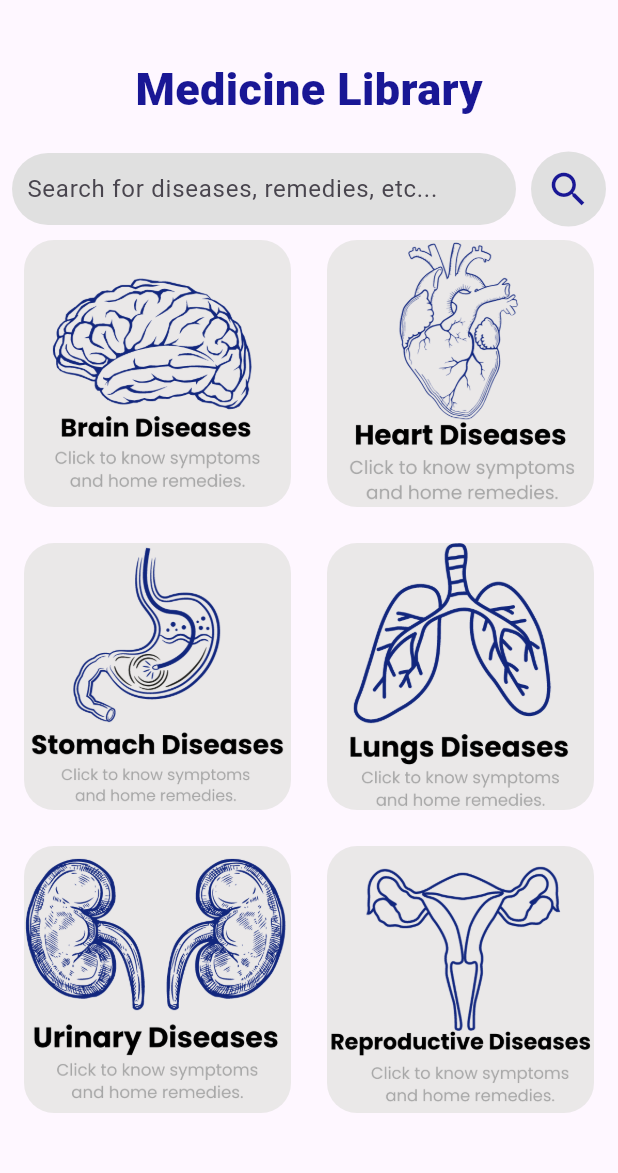
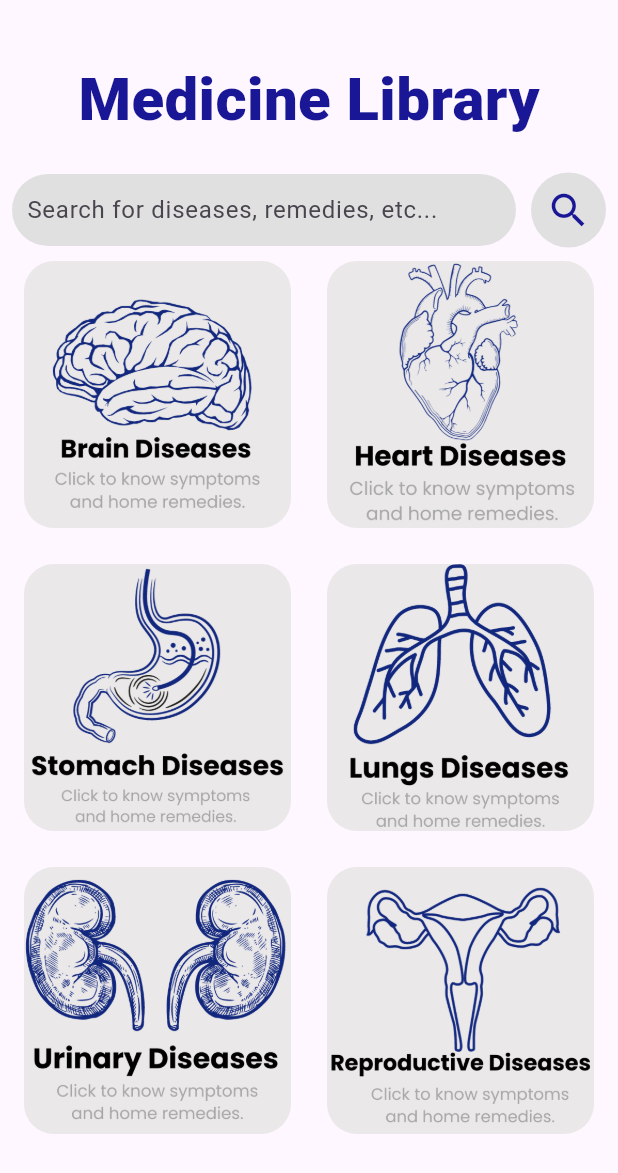
Before and after one commit to Wilmer27-ai/cc206-med_sync, a Flutter app: the screen it shows after launch, on a phone screen of 412 x 824 dp. Shown: the top 1173 px of the screen. Run offline on Flutter 3.47's test engine with Material 2 defaults, Android fonts, the phone set to English and light mode, and no system bars; Roboto replaces fonts that are missing (Poppins).

Commit message:
Update medicine_library.dart

```diff
--- a/lib/features/medicine_library.dart
+++ b/lib/features/medicine_library.dart
@@ -18,7 +18,7 @@ class MedicineLibrary extends StatelessWidget {
                 style: TextStyle(
                   fontFamily: 'Poppins',
                   fontWeight: FontWeight.w800,
-                  fontSize: 30,
+                  fontSize: 40,
                   color: Color.fromARGB(255, 25, 23, 149),
                 ),
               ),
@@ -33,7 +33,7 @@ class MedicineLibrary extends StatelessWidget {
                             color: Colors.grey[300], // Set the background color to gray
                             borderRadius: BorderRadius.circular(25.0), // Set the radius as needed
                           ),
-                          child: TextField(
+                          child: const TextField(
                             decoration: InputDecoration(
                               hintText: 'Search for diseases, remedies, etc...',
                               border: InputBorder.none, // Remove the default border
@@ -42,14 +42,14 @@ class MedicineLibrary extends StatelessWidget {
                           ),
                         ),
                       ),
-                      SizedBox(width: 10.0), // Add some spacing between the text field and the icon
+                      const SizedBox(width: 10.0), // Add some spacing between the text field and the icon
                       Container(
                         padding: const EdgeInsets.all(10.0),
                         decoration: BoxDecoration(
                           shape: BoxShape.circle,
                           color: Colors.grey[300], // Set the background color of the circular icon to gray
                         ),
-                        child: Icon(
+                        child: const Icon(
                           Icons.search, // Icons class
                           color: Color.fromARGB(255, 25, 23, 149), // Set the icon color
                           size: 30.0, // Set the size of the icon
```
